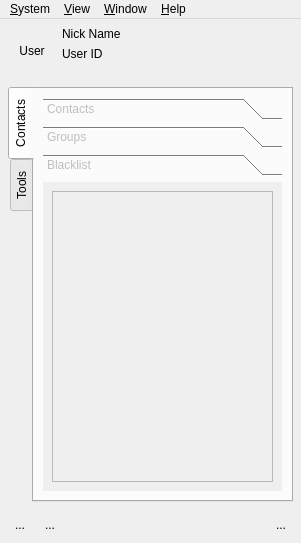
Before: the Qt Designer form APP/src/messenger/imclient/mainwindow/mainwindow.ui in RallyWRT/qtapplications, drawn with Qt 5.
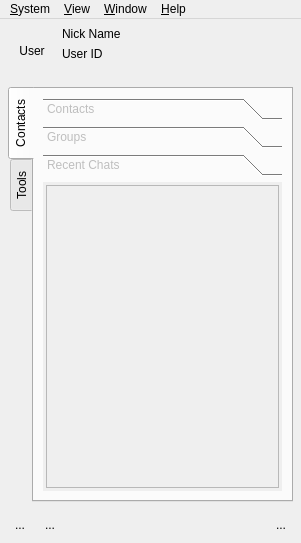
After: the same form once the commit is applied. The open tabs and pages were chosen to show the change. Icons and pictures are not drawn. Custom widgets are drawn as their Qt base class.

Diff of the .ui file:
```diff
--- a/APP/src/messenger/imclient/mainwindow/mainwindow.ui
+++ b/APP/src/messenger/imclient/mainwindow/mainwindow.ui
@@ -291,11 +291,53 @@
                    <enum>Qt::TabFocus</enum>
                   </property>
                   <attribute name="label">
-                   <string>Blacklist</string>
+                   <string>Recent Chats</string>
                   </attribute>
-                  <layout class="QGridLayout" name="blacklistPageGridLayout">
+                  <layout class="QGridLayout" name="recentChatsPageGridLayout">
+                   <property name="leftMargin">
+                    <number>3</number>
+                   </property>
+                   <property name="topMargin">
+                    <number>3</number>
+                   </property>
+                   <property name="rightMargin">
+                    <number>3</number>
+                   </property>
+                   <property name="bottomMargin">
+                    <number>3</number>
+                   </property>
+                   <property name="spacing">
+                    <number>1</number>
+                   </property>
                    <item row="0" column="0">
-                    <widget class="QListWidget" name="listWidgetBlacklist"/>
+                    <widget class="QTreeWidget" name="treeWidgetRecentChats">
+                     <property name="editTriggers">
+                      <set>QAbstractItemView::NoEditTriggers</set>
+                     </property>
+                     <property name="iconSize">
+                      <size>
+                       <width>22</width>
+                       <height>22</height>
+                      </size>
+                     </property>
+                     <property name="textElideMode">
+                      <enum>Qt::ElideMiddle</enum>
+                     </property>
+                     <property name="indentation">
+                      <number>0</number>
+                     </property>
+                     <property name="rootIsDecorated">
+                      <bool>false</bool>
+                     </property>
+                     <attribute name="headerVisible">
+                      <bool>false</bool>
+                     </attribute>
+                     <column>
+                      <property name="text">
+                       <string>Recent Chats</string>
+                      </property>
+                     </column>
+                    </widget>
                    </item>
                   </layout>
                  </widget>
```
Left out of the diff: 17 changed lines with no effect on the pictures.
